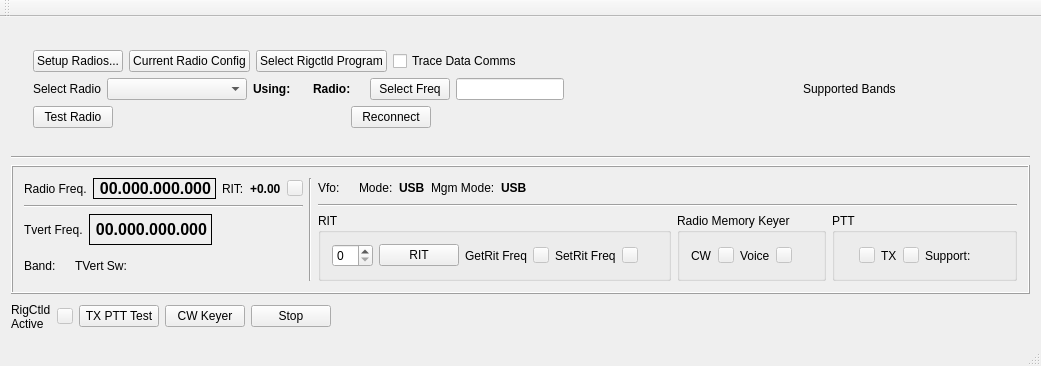
Old version of the form mqt/MqtRigControl/rigcontrolmainwindow.ui in the repository Rsclub22/Minos2-Mirror.
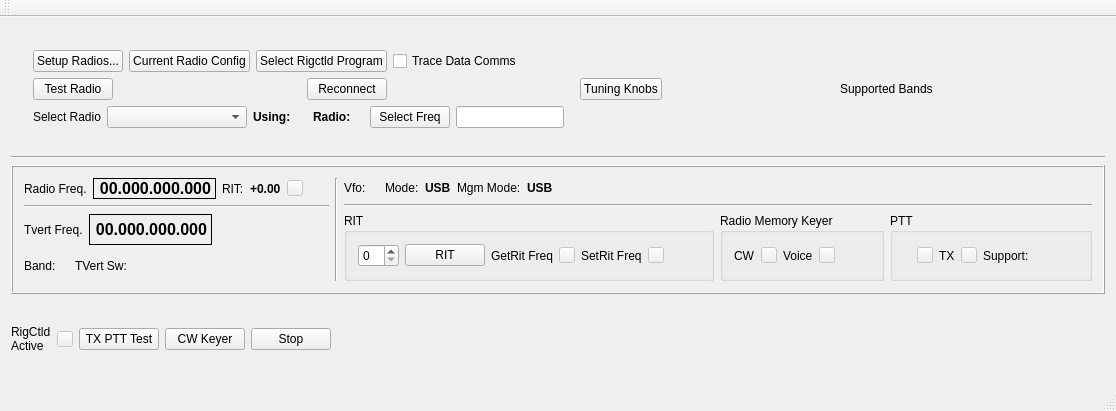
New version of the form. Custom widgets are drawn as their Qt base class.

Commit message: Add tuning knobs to rig control

The edit to the form file:
```diff
--- a/mqt/MqtRigControl/rigcontrolmainwindow.ui
+++ b/mqt/MqtRigControl/rigcontrolmainwindow.ui
@@ -6,8 +6,8 @@
    <rect>
     <x>0</x>
     <y>0</y>
-    <width>1041</width>
-    <height>366</height>
+    <width>1116</width>
+    <height>411</height>
    </rect>
   </property>
   <property name="windowTitle">
@@ -66,6 +66,57 @@
             </item>
            </layout>
           </item>
+          <item>
+           <layout class="QHBoxLayout" name="horizontalLayout_28">
+            <item>
+             <widget class="QPushButton" name="testRadioButton">
+              <property name="text">
+               <string>Test Radio</string>
+              </property>
+             </widget>
+            </item>
+            <item>
+             <spacer name="horizontalSpacer_12">
+              <property name="orientation">
+               <enum>Qt::Horizontal</enum>
+              </property>
+              <property name="sizeHint" stdset="0">
+               <size>
+                <width>40</width>
+                <height>20</height>
+               </size>
+              </property>
+             </spacer>
+            </item>
+            <item>
+             <widget class="QPushButton" name="reconnectButton">
+              <property name="text">
+               <string>Reconnect</string>
+              </property>
+             </widget>
+            </item>
+            <item>
+             <spacer name="horizontalSpacer_13">
+              <property name="orientation">
+               <enum>Qt::Horizontal</enum>
+              </property>
+              <property name="sizeHint" stdset="0">
+               <size>
+                <width>40</width>
+                <height>20</height>
+               </size>
+              </property>
+             </spacer>
+            </item>
+            <item>
+             <widget class="QPushButton" name="configureKnobs">
+              <property name="text">
+               <string>Tuning Knobs</string>
+              </property>
+             </widget>
+            </item>
+           </layout>
+          </item>
           <item>
            <layout class="QHBoxLayout" name="horizontalLayout_9">
             <item>
@@ -95,7 +146,6 @@
              <widget class="QLabel" name="usingLbl">
               <property name="font">
                <font>
-                <weight>75</weight>
                 <bold>true</bold>
                </font>
               </property>
@@ -115,7 +165,6 @@
              <widget class="QLabel" name="radioNameDispLbl">
               <property name="font">
                <font>
-                <weight>75</weight>
                 <bold>true</bold>
                </font>
               </property>
@@ -160,50 +209,6 @@
             </item>
            </layout>
           </item>
-          <item>
-           <layout class="QHBoxLayout" name="horizontalLayout_28">
-            <item>
-             <widget class="QPushButton" name="testRadioButton">
-              <property name="text">
-               <string>Test Radio</string>
-              </property>
-             </widget>
-            </item>
-            <item>
-             <spacer name="horizontalSpacer_12">
-              <property name="orientation">
-               <enum>Qt::Horizontal</enum>
-              </property>
-              <property name="sizeHint" stdset="0">
-               <size>
-                <width>40</width>
-                <height>20</height>
-               </size>
-              </property>
-             </spacer>
-            </item>
-            <item>
-             <widget class="QPushButton" name="reconnectButton">
-              <property name="text">
-               <string>Reconnect</string>
-              </property>
-             </widget>
-            </item>
-            <item>
-             <spacer name="horizontalSpacer_13">
-              <property name="orientation">
-               <enum>Qt::Horizontal</enum>
-              </property>
-              <property name="sizeHint" stdset="0">
-               <size>
-                <width>40</width>
-                <height>20</height>
-               </size>
-              </property>
-             </spacer>
-            </item>
-           </layout>
-          </item>
          </layout>
         </widget>
        </item>
@@ -483,7 +488,6 @@
               <widget class="QLabel" name="vfo_state_label">
                <property name="font">
                 <font>
-                 <weight>75</weight>
                  <bold>true</bold>
                 </font>
                </property>
@@ -507,7 +511,6 @@
               <widget class="QLabel" name="modeA">
                <property name="font">
                 <font>
-                 <weight>75</weight>
                  <bold>true</bold>
                 </font>
                </property>
@@ -531,7 +534,6 @@
               <widget class="QLabel" name="mgmMode">
                <property name="font">
                 <font>
-                 <weight>75</weight>
                  <bold>true</bold>
                 </font>
                </property>
```
Left out of the diff: 3 changed lines with no effect on the pictures. The commit also changes 14 other files.
